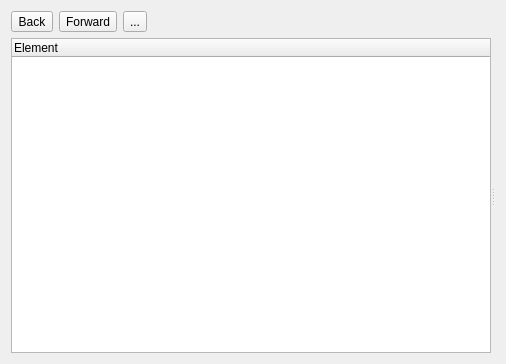
Above: mscore/mscore/inspector.ui from musescore/musescore-old before the change. Below: the same form after it.
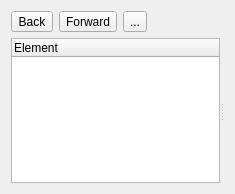
That is the form after the change. Icons and pictures are not drawn.

Diff of the .ui file:
```diff
--- a/mscore/mscore/inspector.ui
+++ b/mscore/mscore/inspector.ui
@@ -7,8 +7,8 @@
    <rect>
     <x>0</x>
     <y>0</y>
-    <width>506</width>
-    <height>364</height>
+    <width>235</width>
+    <height>194</height>
    </rect>
   </property>
   <property name="windowTitle">
```
Left out of the diff: 6 changed lines with no effect on the pictures.
